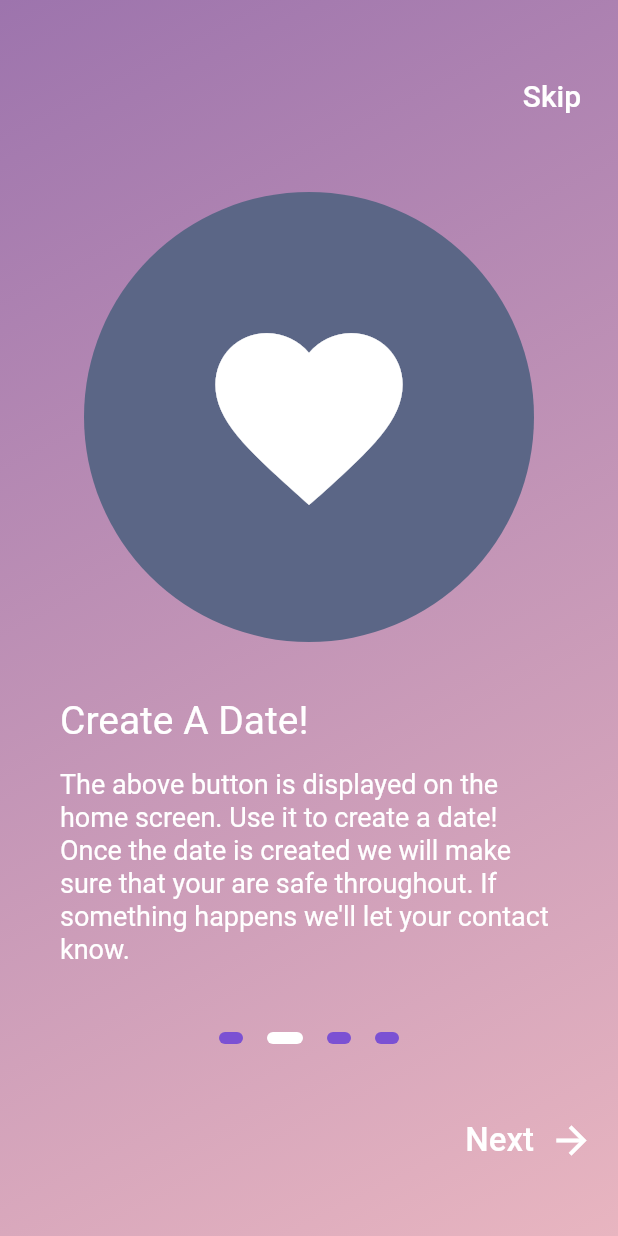
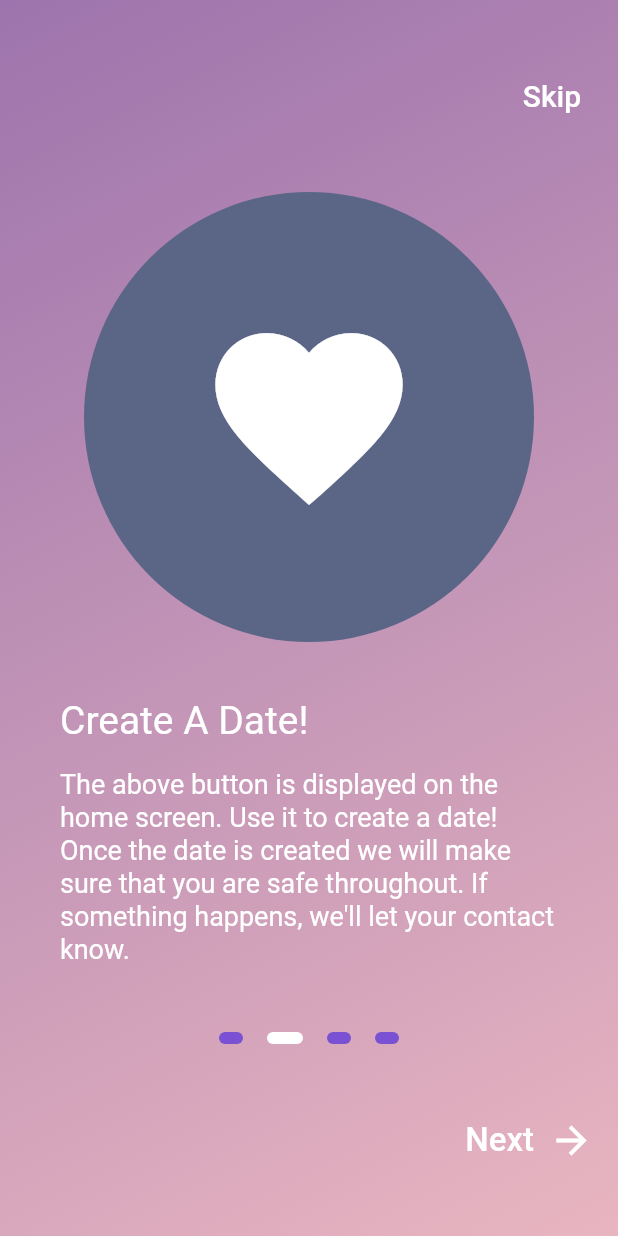
Before and after one commit to Upine-Apps/Snug, a Flutter app: the Walkthrough screen opened directly, swiped to page 2, on a phone screen of 412 x 824 dp. Run offline on Flutter 3.47's test engine with Material 2 defaults, Android fonts, the phone set to English and light mode, and no system bars; our stand-ins replace flutter_conditional_rendering, flutter_dotenv, flutter_spinkit, geolocator, google_maps_flutter, image_picker and 6 more; missing offline and left inert: amazon_cognito_identity_dart_2, emojis, geolocator_web, gradient_bottom_navigation_bar, otp_screen, shared_preferences_web; accounts and stored records are empty.

Commit message:
fixed grammar issues in walkthrough

```diff
--- a/snug/lib/main.dart
+++ b/snug/lib/main.dart
@@ -5,6 +5,7 @@ import 'package:snug/providers/ContactProvider.dart';
 import 'package:snug/providers/DateProvider.dart';
 import 'package:snug/providers/MapProvider.dart';
 import 'package:snug/providers/UserProvider.dart';
+import 'package:snug/providers/walkthrough/walkthrough.dart';
 import 'package:snug/screens/authenticate/authenticate.dart';
 import 'package:snug/screens/authenticate/profile.dart';
 import 'package:snug/themes/constants.dart';
@@ -60,7 +61,7 @@ class MyApp extends StatelessWidget {
         ],
         child: MaterialApp(
           debugShowCheckedModeBanner: false,
-          home: Authenticate(),
+          home: Walkthrough(),
           theme: AppTheme().lightTheme,
           darkTheme: AppTheme().darkTheme,
           themeMode: themeNotifier.getThemeMode(),
--- a/snug/lib/providers/walkthrough/walkthrough.dart
+++ b/snug/lib/providers/walkthrough/walkthrough.dart
@@ -156,7 +156,7 @@ class _WalkthroughState extends State<Walkthrough> {
                                     height: 15,
                                   ),
                                   Text(
-                                    'The above button is displayed on the home screen. Use it to create a date! Once the date is created we will make sure that your are safe throughout. If something happens we\'ll let your contact know. ',
+                                    'The above button is displayed on the home screen. Use it to create a date! Once the date is created we will make sure that you are safe throughout. If something happens, we\'ll let your contact know. ',
                                     style: TextStyle(
                                       color: Colors.white,
                                       fontSize: 18,
@@ -206,7 +206,7 @@ class _WalkthroughState extends State<Walkthrough> {
                                   height: 15,
                                 ),
                                 Text(
-                                  'The above button is displayed on the contact screen. Use it to create your contacts! These are the people that got your back if anything happens',
+                                  'The above button is displayed on the contact screen. Use it to create your contacts! These are the people that got your back if anything happens.',
                                   style: TextStyle(
                                     color: Colors.white,
                                     fontSize: 18,
```
